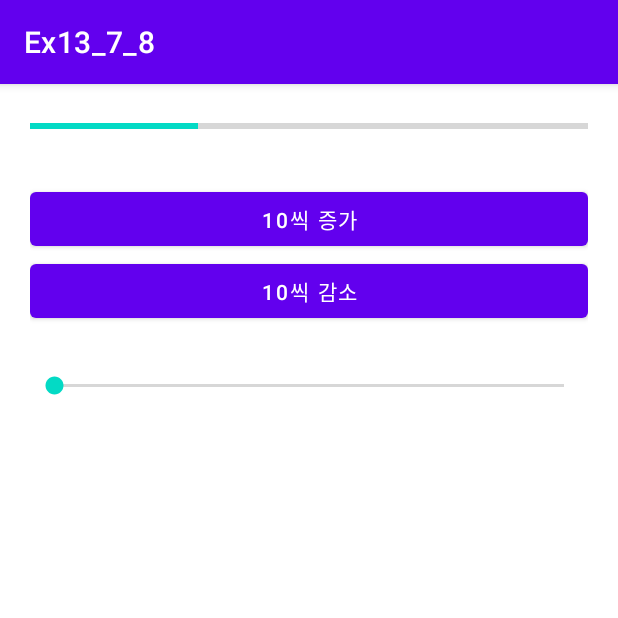
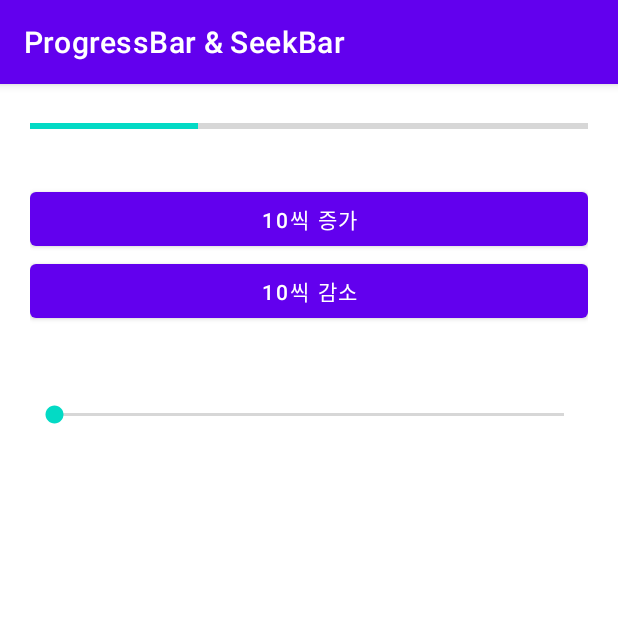
Before and after one commit to chaehyeon7/Ex13_7_8, an Android app: the screen it shows after launch (MainActivity), on a phone screen of 412 x 824 dp, the top half of it. Run offline under Robolectric (Android 15) with nearby library versions, the phone set to English and light mode, and no system bars.

Commit message:
Edit MainActivity.java

```diff
--- a/app/src/main/java/kr/hs/emirim/chaehyeon/ex13_7_8/MainActivity.java
+++ b/app/src/main/java/kr/hs/emirim/chaehyeon/ex13_7_8/MainActivity.java
@@ -3,12 +3,60 @@ package kr.hs.emirim.chaehyeon.ex13_7_8;
 import androidx.appcompat.app.AppCompatActivity;
 
 import android.os.Bundle;
+import android.view.View;
+import android.widget.Button;
+import android.widget.ProgressBar;
+import android.widget.SeekBar;
+import android.widget.TextView;
 
 public class MainActivity extends AppCompatActivity {
+    ProgressBar progress;
+    SeekBar seek;
+    TextView textSeek;
 
     @Override
     protected void onCreate(Bundle savedInstanceState) {
         super.onCreate(savedInstanceState);
         setContentView(R.layout.activity_main);
+        setTitle("ProgressBar & SeekBar");
+
+        progress = findViewById(R.id.progress1);
+        seek = findViewById(R.id.seeck1);
+        textSeek = findViewById(R.id.text_seek);
+        Button btnInc = findViewById(R.id.btn_inc);
+        Button btnDec = findViewById(R.id.btn_dec);
+
+        btnInc.setOnClickListener(btnListener);
+        btnDec.setOnClickListener(btnListener);
+        seek.setOnSeekBarChangeListener(new SeekBar.OnSeekBarChangeListener() {
+            @Override
+            public void onProgressChanged(SeekBar seekBar, int progress, boolean b) {
+                textSeek.setText("진행률: " + progress + "%");
+            }
+
+            @Override
+            public void onStartTrackingTouch(SeekBar seekBar) {
+
+            }
+
+            @Override
+            public void onStopTrackingTouch(SeekBar seekBar) {
+
+            }
+        });
     }
+
+    View.OnClickListener btnListener = new View.OnClickListener() {
+        @Override
+        public void onClick(View v) {
+            switch (v.getId()){
+                case R.id.btn_inc:
+                    progress.incrementProgressBy(10);
+                    break;
+                case R.id.btn_dec:
+                    progress.incrementProgressBy(-10);
+                    break;
+            }
+        }
+    };
 }
--- a/app/src/main/res/layout/activity_main.xml
+++ b/app/src/main/res/layout/activity_main.xml
@@ -26,9 +26,13 @@
         android:layout_width="match_parent"
         android:layout_height="wrap_content"
         android:text="@string/btn_dec"/>
+    <TextView
+        android:id="@+id/text_seek"
+        android:layout_width="match_parent"
+        android:layout_height="wrap_content"
+        android:layout_marginTop="30dp"/>
     <SeekBar
         android:id="@+id/seeck1"
-        android:layout_marginTop="30dp"
         android:layout_width="match_parent"
         android:layout_height="wrap_content"/>
 
```
